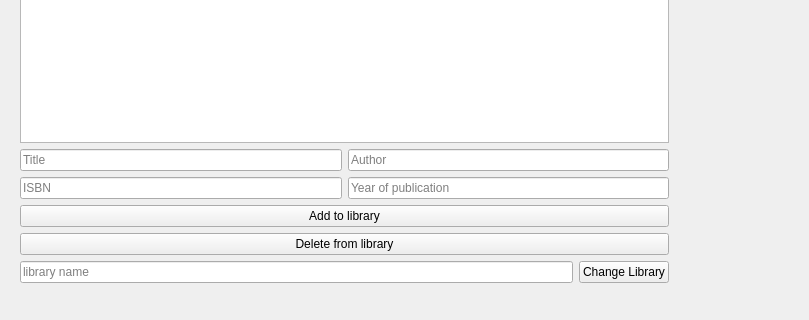
Before: the Qt Designer form mainwindow.ui in Abadacor/prodev, drawn with Qt 5; both pictures show x 0 to 809 and y 113 to 433 of the 964 by 605 pixel window.
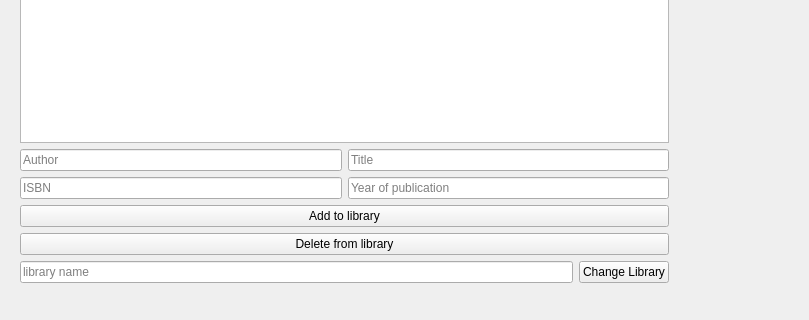
After: the same form once the commit is applied.

Diff of the .ui file:
```diff
--- a/mainwindow.ui
+++ b/mainwindow.ui
@@ -35,15 +35,18 @@
           <layout class="QHBoxLayout" name="nameAndAuthorFieldsLayout">
            <item>
             <widget class="QLineEdit" name="author">
+             <property name="text">
+              <string/>
+             </property>
              <property name="placeholderText">
-              <string>Title</string>
+              <string>Author</string>
              </property>
             </widget>
            </item>
            <item>
             <widget class="QLineEdit" name="name">
              <property name="placeholderText">
-              <string>Author</string>
+              <string>Title</string>
              </property>
             </widget>
            </item>
```
